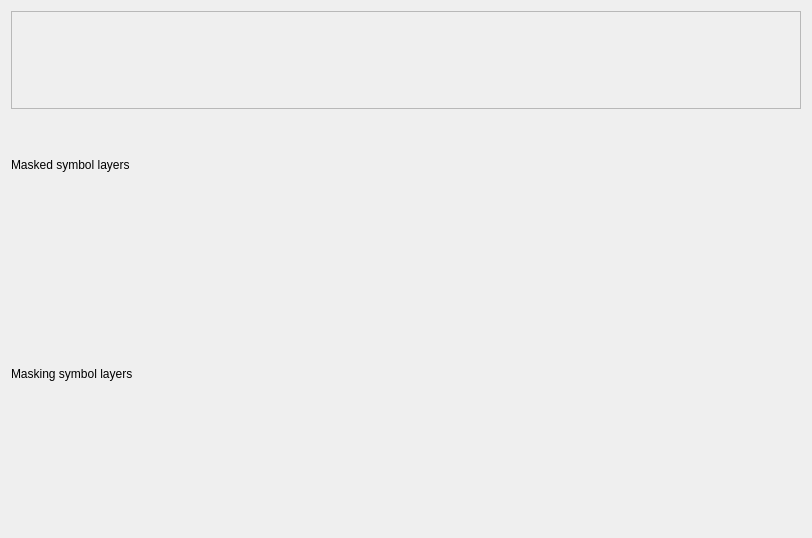
The window that src/ui/qgsmaskingwidgetbase.ui (qgis/QGIS) describes before a commit, drawn with Qt 5.
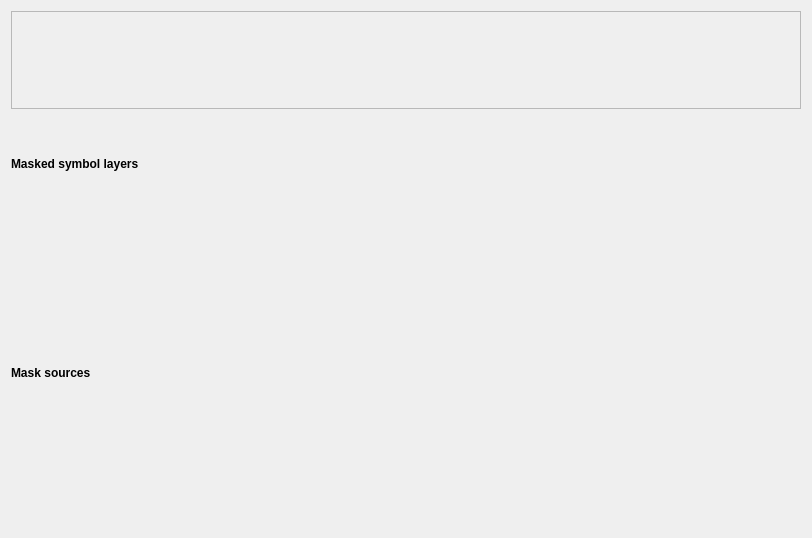
The same window after the commit. Custom widgets are drawn as their Qt base class.

Commit message: Add GUI for configuring selective masking sets

```diff
--- a/src/ui/qgsmaskingwidgetbase.ui
+++ b/src/ui/qgsmaskingwidgetbase.ui
@@ -27,7 +27,7 @@
    <item>
     <widget class="QLabel" name="label">
      <property name="text">
-      <string>Masked symbol layers</string>
+      <string>&lt;b&gt;Masked symbol layers&lt;/b&gt;</string>
      </property>
     </widget>
    </item>
@@ -37,7 +37,7 @@
    <item>
     <widget class="QLabel" name="label_2">
      <property name="text">
-      <string>Masking symbol layers</string>
+      <string>&lt;b&gt;Mask sources&lt;/b&gt;</string>
      </property>
     </widget>
    </item>
```
Left out of the diff: 4 changed lines with no effect on the pictures. The commit also changes 4 other files.
